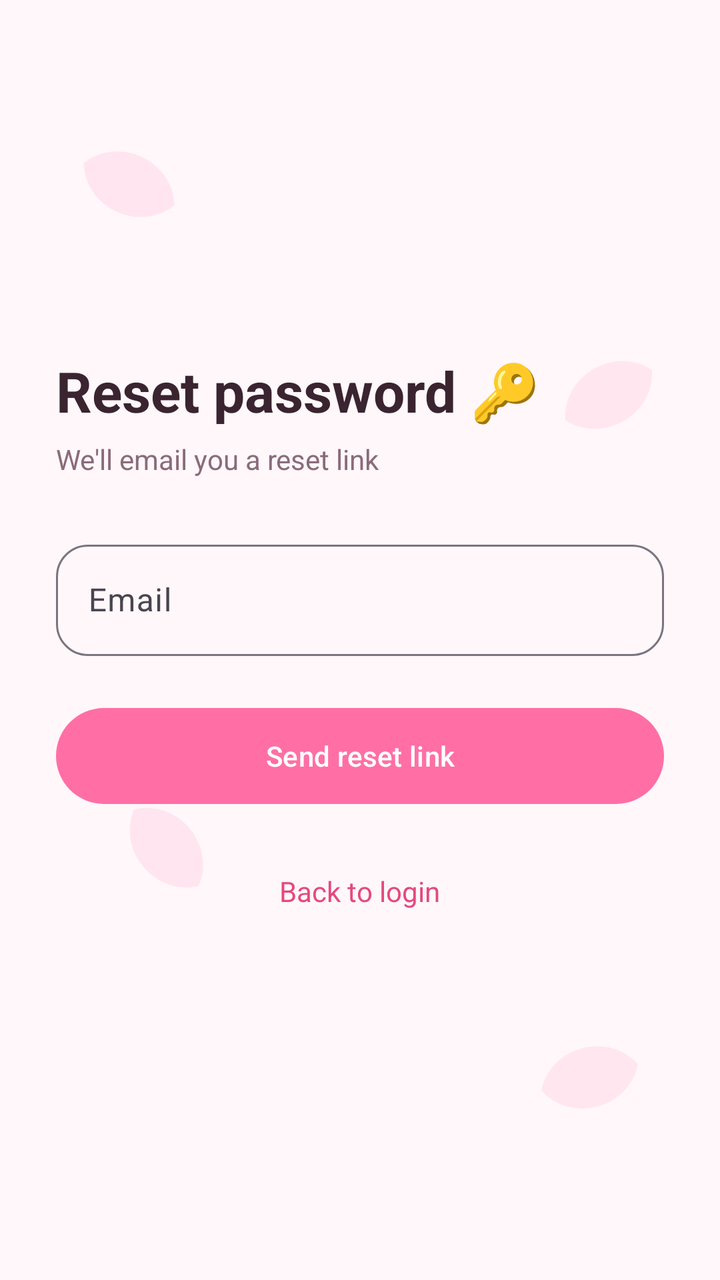
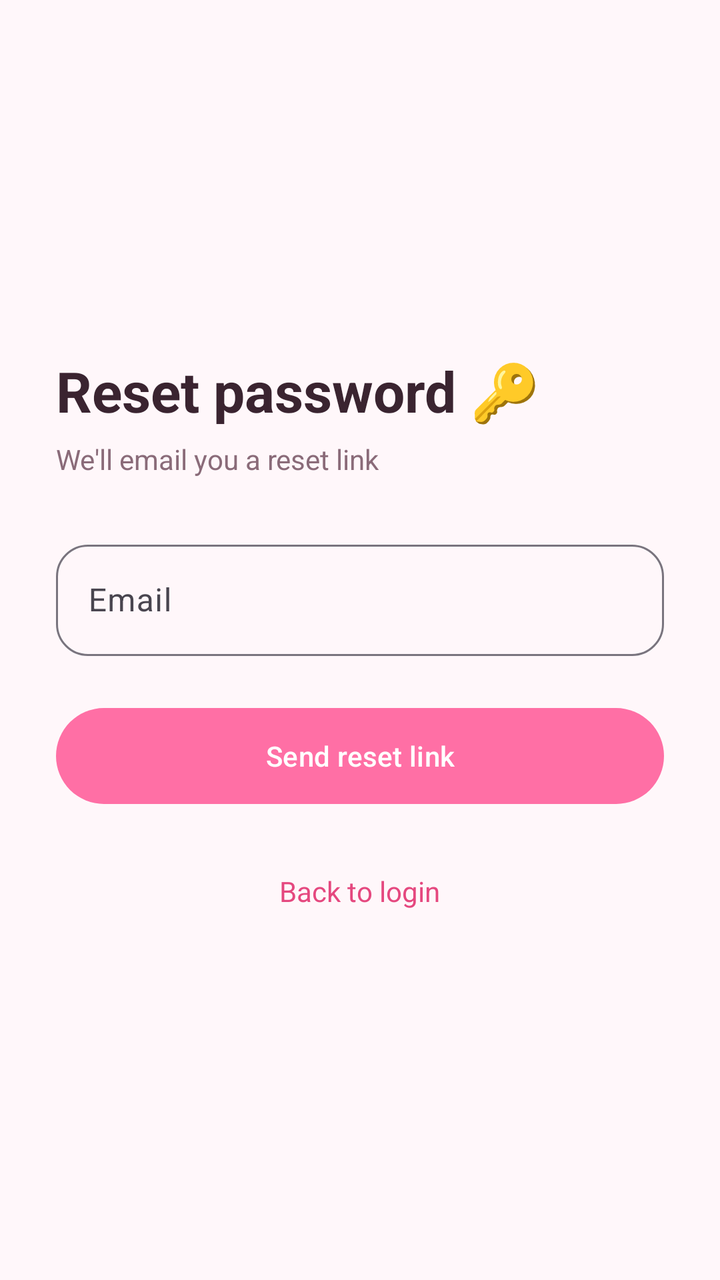

An Android layout rendered at two revisions. The XML below is the earlier revision; the diff shows what the commit changed to produce the second picture.
<!-- AndroidManifest.xml: application theme Theme.PulseChat -->
<!-- res/layout/activity_forgot.xml -->
<?xml version="1.0" encoding="utf-8"?>
<LinearLayout xmlns:android="http://schemas.android.com/apk/res/android" xmlns:app="http://schemas.android.com/apk/res-auto"
    android:layout_width="match_parent" android:layout_height="match_parent"
    android:background="@drawable/bg_petals" android:orientation="vertical"
    android:padding="28dp" android:gravity="center_vertical">

    <TextView android:layout_width="wrap_content" android:layout_height="wrap_content"
        android:text="Reset password 🔑" android:textColor="@color/text_primary"
        android:textSize="28sp" android:textStyle="bold" />
    <TextView android:layout_width="wrap_content" android:layout_height="wrap_content"
        android:layout_marginTop="6dp" android:layout_marginBottom="28dp"
        android:text="We'll email you a reset link" android:textColor="@color/text_secondary" />

    <com.google.android.material.textfield.TextInputLayout style="@style/Widget.Material3.TextInputLayout.OutlinedBox" app:boxCornerRadiusTopStart="16dp" app:boxCornerRadiusTopEnd="16dp" app:boxCornerRadiusBottomStart="16dp" app:boxCornerRadiusBottomEnd="16dp"
        android:layout_width="match_parent" android:layout_height="wrap_content" android:hint="Email">
        <com.google.android.material.textfield.TextInputEditText android:id="@+id/etEmail"
            android:layout_width="match_parent" android:layout_height="wrap_content"
            android:inputType="textEmailAddress" />
    </com.google.android.material.textfield.TextInputLayout>

    <com.google.android.material.button.MaterialButton android:id="@+id/btnSend"
        android:layout_width="match_parent" android:layout_height="56dp"
        android:layout_marginTop="22dp" android:text="Send reset link" app:cornerRadius="28dp" />

    <TextView android:id="@+id/tvBack" android:layout_width="wrap_content"
        android:layout_height="wrap_content" android:layout_gravity="center"
        android:layout_marginTop="22dp" android:padding="8dp"
        android:text="Back to login" android:textColor="@color/violet_dark" />
</LinearLayout>
<!-- resources referenced by this layout -->
<resources>
  <color name="text_primary">#3A2430</color>
  <color name="text_secondary">#8A6B79</color>
  <color name="violet_dark">#E5487F</color>
  <!-- drawable bg_petals (drawable) -->
  <vector xmlns:android="http://schemas.android.com/apk/res/android"
      android:width="360dp" android:height="640dp"
      android:viewportWidth="360" android:viewportHeight="640">
      <group android:rotation="25" android:pivotX="60" android:pivotY="90">
          <path android:fillColor="#33FF9EC1" android:pathData="M40,90 C50,70 80,70 90,90 C80,110 50,110 40,90z" />
      </group>
      <group android:rotation="-30" android:pivotX="300" android:pivotY="200">
          <path android:fillColor="#40FFB3CF" android:pathData="M280,200 C290,180 320,180 330,200 C320,220 290,220 280,200z" />
      </group>
      <group android:rotation="50" android:pivotX="80" android:pivotY="420">
          <path android:fillColor="#33FF9EC1" android:pathData="M60,420 C70,400 100,400 110,420 C100,440 70,440 60,420z" />
      </group>
      <group android:rotation="-15" android:pivotX="290" android:pivotY="540">
          <path android:fillColor="#40FFB3CF" android:pathData="M270,540 C280,520 310,520 320,540 C310,560 280,560 270,540z" />
      </group>
  </vector>
  <style name="Theme.PulseChat" parent="Theme.Material3.Light.NoActionBar">
          <item name="colorPrimary">@color/violet</item>
          <item name="colorOnPrimary">@color/white</item>
          <item name="colorPrimaryContainer">@color/lavender</item>
          <item name="colorSurface">@color/white</item>
          <item name="android:windowBackground">@color/bg</item>
          <item name="android:statusBarColor">@color/bg</item>
          <item name="android:windowLightStatusBar">true</item>
          <item name="bottomNavigationStyle">@style/Widget.Sakura.BottomNav</item>
      </style>
  <color name="violet">#FF6FA5</color>
  <color name="white">#FFFFFF</color>
  <color name="lavender">#FFE6EF</color>
  <color name="bg">#FFF7FA</color>
  <style name="Widget.Sakura.BottomNav" parent="Widget.Material3.BottomNavigationView">
          <item name="android:background">@color/white</item>
          <item name="itemIconTint">@color/nav_item</item>
          <item name="itemTextColor">@color/nav_item</item>
          <item name="itemActiveIndicatorStyle">@style/Sakura.NavIndicator</item>
          <item name="elevation">10dp</item>
      </style>
  <style name="Sakura.NavIndicator" parent="Widget.Material3.BottomNavigationView.ActiveIndicator">
          <item name="android:color">@color/lavender_mid</item>
      </style>
  <color name="lavender_mid">#FFC7DA</color>
</resources>

<!-- the commit's change to res/layout/activity_forgot.xml (unified diff, before → after) -->
@@ -1,7 +1,7 @@
 <?xml version="1.0" encoding="utf-8"?>
 <LinearLayout xmlns:android="http://schemas.android.com/apk/res/android" xmlns:app="http://schemas.android.com/apk/res-auto"
     android:layout_width="match_parent" android:layout_height="match_parent"
-    android:background="@drawable/bg_petals" android:orientation="vertical"
+    android:orientation="vertical"
     android:padding="28dp" android:gravity="center_vertical">
 
     <TextView android:layout_width="wrap_content" android:layout_height="wrap_content"
<!-- resource entries referenced after the edit -->
@@ -3,23 +3,6 @@
   <color name="text_primary">#3A2430</color>
   <color name="text_secondary">#8A6B79</color>
   <color name="violet_dark">#E5487F</color>
-  <!-- drawable bg_petals (drawable) -->
-  <vector xmlns:android="http://schemas.android.com/apk/res/android"
-      android:width="360dp" android:height="640dp"
-      android:viewportWidth="360" android:viewportHeight="640">
-      <group android:rotation="25" android:pivotX="60" android:pivotY="90">
-          <path android:fillColor="#33FF9EC1" android:pathData="M40,90 C50,70 80,70 90,90 C80,110 50,110 40,90z" />
-      </group>
-      <group android:rotation="-30" android:pivotX="300" android:pivotY="200">
-          <path android:fillColor="#40FFB3CF" android:pathData="M280,200 C290,180 320,180 330,200 C320,220 290,220 280,200z" />
-      </group>
-      <group android:rotation="50" android:pivotX="80" android:pivotY="420">
-          <path android:fillColor="#33FF9EC1" android:pathData="M60,420 C70,400 100,400 110,420 C100,440 70,440 60,420z" />
-      </group>
-      <group android:rotation="-15" android:pivotX="290" android:pivotY="540">
-          <path android:fillColor="#40FFB3CF" android:pathData="M270,540 C280,520 310,520 320,540 C310,560 280,560 270,540z" />
-      </group>
-  </vector>
   <style name="Theme.PulseChat" parent="Theme.Material3.Light.NoActionBar">
           <item name="colorPrimary">@color/violet</item>
           <item name="colorOnPrimary">@color/white</item>
